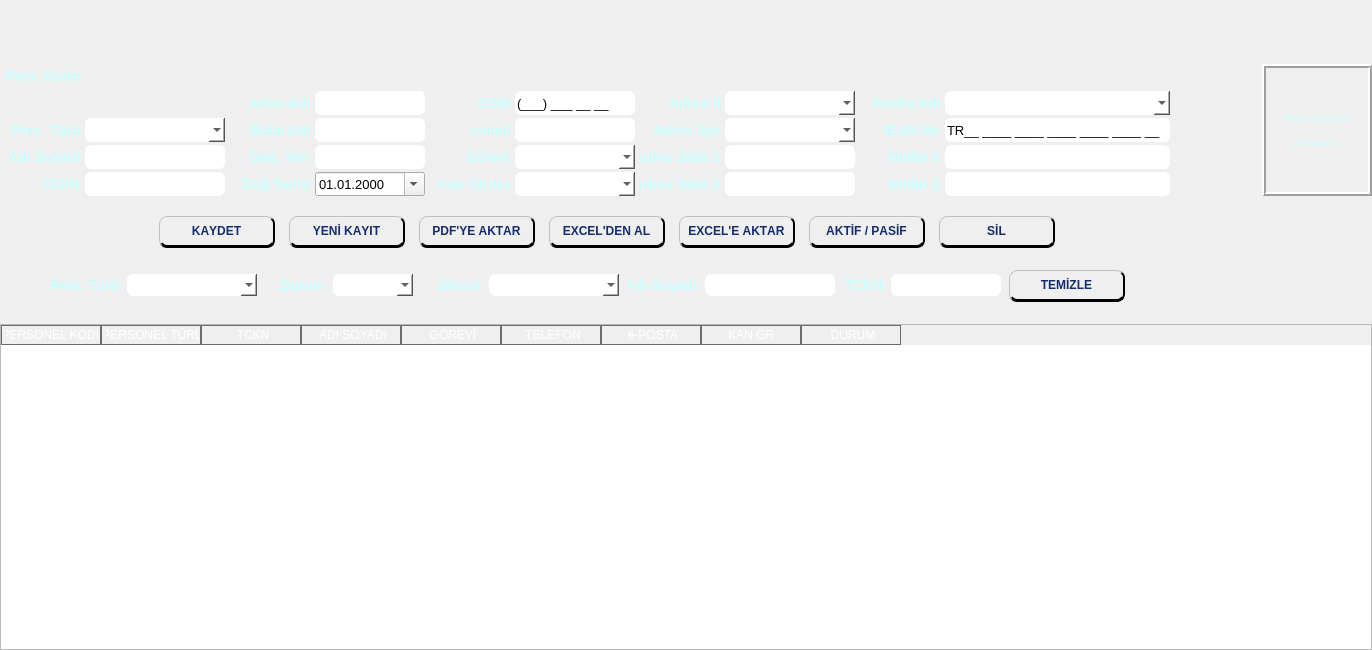
Qt form ui/ui_files/employees_window.ui (AyhanErcan70/SATTUP) before a commit.
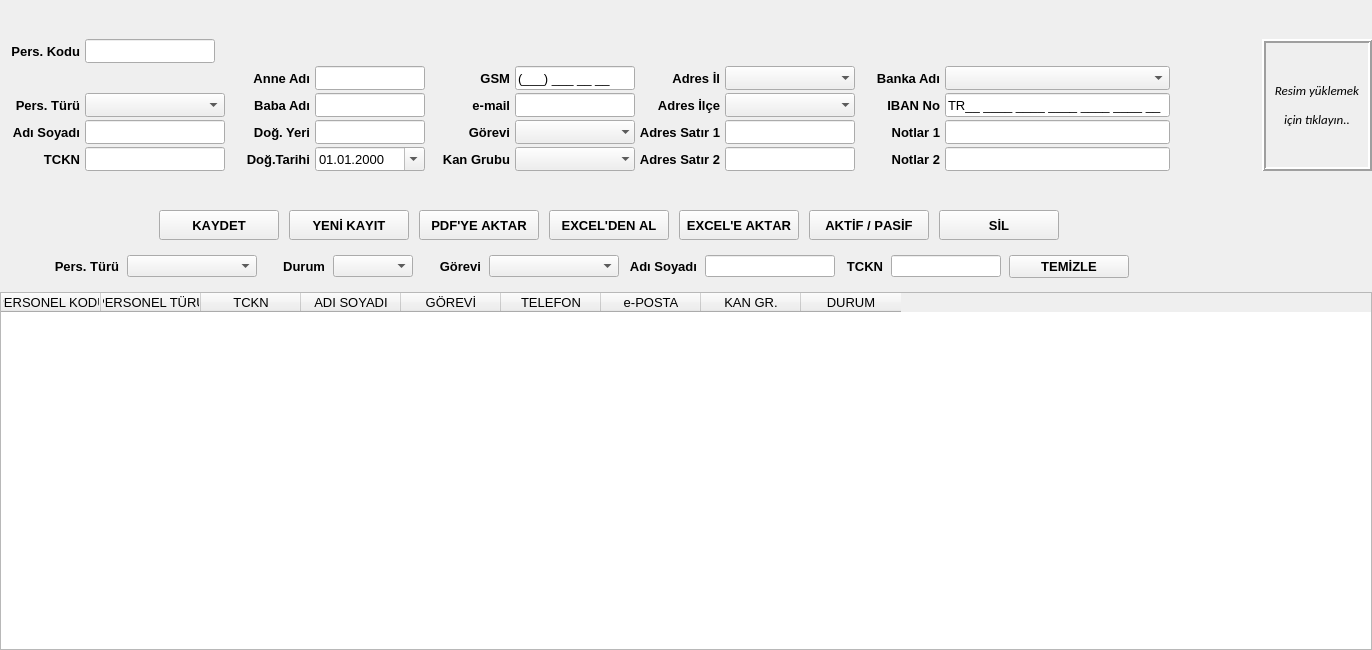
The same form after that commit. Icons and pictures are not drawn.

```diff
--- a/ui/ui_files/employees_window.ui
+++ b/ui/ui_files/employees_window.ui
@@ -19,117 +19,6 @@
   <property name="windowTitle">
    <string>Form</string>
   </property>
-  <property name="styleSheet">
-   <string notr="true">QWidget#main_form{border-image: url(:/resimler/a22.png);}
-
-QFrame#top_frame QLineEdit#txt_personel_kodu, QFrame#top_frame QLineEdit#txt_musteri_kodu, QFrame#top_frame QLineEdit#txt_arac_kodu, QFrame#top_frame QLineEdit#txt_sozlesme_kodu{
-	border: none;
-	background:none;
-	background-color:transparent;
-	font-family: &quot;&quot;Poppins&quot;&quot;;
-	font-weight: bold;
-	font-size: 12pt;
-	text-align: center;
-	color:#00ff7f;
-}
-QFrame QLineEdit, QFrame QComboBox, QFrame QateEdit {
-	background-color: #fff;
-	border-radius: 6px;
-} 
-QFrame QLineEdit:focus, QFrame QComboBox:focus, QFrame QateEdit:focus {
-	background-color: #ffff10;
-	border: 1px solid #da0000;
-	border-radius: 6px;
-} 
-
-QFrame#top_frame QLabel, QFrame#middle_n_frame QLabel, QFrame#middle_s_frame QLabel{color: rgb(202, 255, 255);font_family: &quot;Calibri&quot;;font-size: 14px;}
-QFrame#top_frame QLabel#lbl_photo{font-size: 10px;}
-
-QWidget#main_form QPushButton {
-	background-color: qlineargradient(x1:0, y1:0, x2:0, y2:1,
-                                      stop:0 #B0B0B0, stop: 0.5 #9D9D9D,
-                                      stop: 0.6 #8D8D8D, stop:1 #686868);
-    color: #162d6d;
-    font-family: 'Yu Gothic UI', sans-serif; 
-	font-weight: bold;   
-    font-size: 12px;
-    border-radius: 8px;
-	border-top: 1px solid #C0C0C0;
-    border-left: 1px solid #C0C0C0;
-    border-right: 2px solid #000; 
-    border-bottom: 3px solid #000; 
-	min-height: 28px;
-    margin-right: 4px; 
-    margin-bottom: 5px;    
-}
-QWidget#main_form QPushButton:hover {
-    color: #fff;
-   font-size:14px;
-    border-right: 4px solid #A9A9A9;
-    border-bottom: 5px solid #808080;
-}
-
-QWidget#main_form QPushButton:pressed {
-    color: #55ff00;
-    border-top: 2px solid #696969;
-    border-left: 2px solid #696969;
-    border-right: 1px solid #808080;   
-    border-bottom: 1px solid #808080;     
-    margin-top: 4px;  
-    margin-left: 0px; 
-    margin-bottom: 1px;
-    margin-right: 2px;    
-    padding-top: 10px;  
-}
-
-QFrame#top_frame QTableWidget{
-	color: #000;
-    background-color: #ffffff;
-    alternate-background-color: #cfd0d1;
-    gridline-color: #96999c;            
-    border: 1px solid #4e4e50;
-    border-radius: 4px;
-       
-    outline: 0;                        
-}
-QFrame#top_frame QHeaderView::section, QFrame#bottom_frame QHeaderView::section, QFrame#middle_n_frame QHeaderView::section, QFrame#middle_s_frame QHeaderView::section {
-    background-color: qlineargradient(x1:0, y1:0, x2:0, y2:1,
-                                      stop:0 #2246AA, stop: 0.5 #1A3580,
-                                      stop: 0.6 #162d6d, stop:1 #20409c);
-    color: white;
-    padding-left: 4px;
-    border: 1px solid #6c6c6c;
-}
-
-QFrame#top_frame QTableWidget::item, QFrame#bottom_frame QTableWidget::item, QFrame#middle_n_frame QTableWidget::item, QFrame#middle_s_frame QTableWidget::item {
-    padding: 2px 6px;
-    border-bottom: 1px solid #757779;
-}
-
-QFrame#top_frame QTableWidget::item:selected, QFrame#bottom_frame QTableWidget::item:selected, QFrame#middle_n_frame QTableWidget::item:selected, QFrame#middle_s_frame QTableWidget::item:selected {
-    background-color: #e1f5fe;
-    color: #162D6D;
-    border-left: 3px solid #01c4ff;  
-}
-
-QFrame#top_frame QTableWidget QTableCornerButton::section, QFrame#bottom_frame QTableWidget QTableCornerButton::section, QFrame#middle_n_frame QTableWidget QTableCornerButton::section, QFrame#middle_s_frame QTableWidget QTableCornerButton::section {
-    background-color: #162D6D;
-    border: none;
-}
-/*QWidget#main_form QComboBox::down-arrow {
-	image: url(:/simgeler/down-arrow2.png);}
-
-QWidget#main_form QComboBox::down-arrow:on { 
-    top: 1px;
-    left: 1px;
-}*/
-
-
-
-
-
-</string>
-  </property>
   <layout class="QGridLayout" name="gridLayout_6">
    <property name="leftMargin">
     <number>0</number>
@@ -143,13 +32,10 @@
    <property name="bottomMargin">
     <number>0</number>
    </property>
-   <property name="horizontalSpacing">
+   <property name="spacing">
     <number>0</number>
    </property>
-   <property name="verticalSpacing">
-    <number>6</number>
-   </property>
-   <item row="0" column="0">
+   <item row="0" column="0" alignment="Qt::AlignmentFlag::AlignTop">
     <widget class="QFrame" name="top_frame">
      <property name="sizePolicy">
       <sizepolicy hsizetype="Preferred" vsizetype="Fixed">
@@ -172,6 +58,7 @@
      <property name="font">
       <font>
        <family>Yu Gothic UI</family>
+       <pointsize>10</pointsize>
       </font>
      </property>
      <property name="frameShape">
@@ -246,7 +133,7 @@
           <property name="font">
            <font>
             <family>Yu Gothic UI</family>
-            <pointsize>-1</pointsize>
+            <pointsize>10</pointsize>
             <italic>false</italic>
             <bold>true</bold>
            </font>
@@ -282,15 +169,11 @@
           <property name="font">
            <font>
             <family>Calibri</family>
-            <pointsize>-1</pointsize>
+            <pointsize>10</pointsize>
             <italic>true</italic>
             <bold>false</bold>
            </font>
           </property>
-          <property name="styleSheet">
-           <string notr="true">
-image: url(:/resim/Photo.png);</string>
-          </property>
           <property name="frameShape">
            <enum>QFrame::Shape::Box</enum>
           </property>
@@ -439,9 +322,6 @@
             <kerning>true</kerning>
            </font>
           </property>
-          <property name="styleSheet">
-           <string notr="true"/>
-          </property>
           <property name="placeholderText">
            <string/>
           </property>
@@ -470,7 +350,7 @@
           <property name="font">
            <font>
             <family>Yu Gothic UI</family>
-            <pointsize>-1</pointsize>
+            <pointsize>10</pointsize>
             <italic>false</italic>
             <bold>true</bold>
             <kerning>true</kerning>
@@ -507,7 +387,7 @@
           <property name="font">
            <font>
             <family>Yu Gothic UI</family>
-            <pointsize>-1</pointsize>
+            <pointsize>10</pointsize>
             <italic>false</italic>
             <bold>true</bold>
             <kerning>true</kerning>
@@ -544,15 +424,12 @@
           <property name="font">
            <font>
             <family>Yu Gothic UI</family>
-            <pointsize>-1</pointsize>
+            <pointsize>10</pointsize>
             <italic>false</italic>
             <bold>true</bold>
             <kerning>true</kerning>
            </font>
           </property>
-          <property name="styleSheet">
-           <string notr="true"/>
-          </property>
           <property name="text">
            <string>IBAN No</string>
           </property>
@@ -584,7 +461,7 @@
           <property name="font">
            <font>
             <family>Yu Gothic UI</family>
-            <pointsize>-1</pointsize>
+            <pointsize>10</pointsize>
             <italic>false</italic>
             <bold>true</bold>
             <kerning>true</kerning>
@@ -726,9 +603,6 @@
             <kerning>true</kerning>
            </font>
           </property>
-          <property name="styleSheet">
-           <string notr="true">image: url(:/simgeler/down-arrow2.png);</string>
-          </property>
           <property name="iconSize">
            <size>
             <width>8</width>
@@ -766,7 +640,7 @@
           <property name="font">
            <font>
             <family>Yu Gothic UI</family>
-            <pointsize>-1</pointsize>
+            <pointsize>10</pointsize>
             <italic>false</italic>
             <bold>true</bold>
             <kerning>true</kerning>
@@ -803,7 +677,7 @@
           <property name="font">
            <font>
             <family>Yu Gothic UI</family>
-            <pointsize>-1</pointsize>
+            <pointsize>10</pointsize>
             <italic>false</italic>
             <bold>true</bold>
             <kerning>true</kerning>
@@ -840,7 +714,7 @@
           <property name="font">
            <font>
             <family>Yu Gothic UI</family>
-            <pointsize>-1</pointsize>
+            <pointsize>10</pointsize>
             <italic>false</italic>
             <bold>true</bold>
             <kerning>true</kerning>
@@ -877,7 +751,7 @@
           <property name="font">
            <font>
             <family>Yu Gothic UI</family>
-            <pointsize>-1</pointsize>
+            <pointsize>10</pointsize>
             <italic>false</italic>
             <bold>true</bold>
             <kerning>true</kerning>
@@ -1056,7 +930,7 @@
           <property name="font">
            <font>
             <family>Yu Gothic UI</family>
-            <pointsize>-1</pointsize>
+            <pointsize>10</pointsize>
             <italic>false</italic>
             <bold>true</bold>
             <kerning>true</kerning>
@@ -1093,7 +967,7 @@
           <property name="font">
            <font>
             <family>Yu Gothic UI</family>
-            <pointsize>-1</pointsize>
+            <pointsize>10</pointsize>
             <italic>false</italic>
             <bold>true</bold>
             <kerning>true</kerning>
@@ -1130,7 +1004,7 @@
           <property name="font">
            <font>
             <family>Yu Gothic UI</family>
-            <pointsize>-1</pointsize>
+            <pointsize>10</pointsize>
             <italic>false</italic>
             <bold>true</bold>
             <kerning>true</kerning>
@@ -1167,7 +1041,7 @@
           <property name="font">
            <font>
             <family>Yu Gothic UI</family>
-            <pointsize>-1</pointsize>
+            <pointsize>10</pointsize>
             <italic>false</italic>
             <bold>true</bold>
             <kerning>true</kerning>
@@ -1340,15 +1214,12 @@
           <property name="font">
            <font>
             <family>Yu Gothic UI</family>
-            <pointsize>-1</pointsize>
+            <pointsize>10</pointsize>
             <italic>false</italic>
             <bold>true</bold>
             <kerning>true</kerning>
            </font>
           </property>
-          <property name="styleSheet">
-           <string notr="true">QLabel {background-color: transparent;}</string>
-          </property>
           <property name="text">
            <string>Doğ.Tarihi</string>
           </property>
@@ -1380,7 +1251,7 @@
           <property name="font">
            <font>
             <family>Yu Gothic UI</family>
-            <pointsize>-1</pointsize>
+            <pointsize>10</pointsize>
             <italic>false</italic>
             <bold>true</bold>
             <kerning>true</kerning>
@@ -1417,7 +1288,7 @@
           <property name="font">
            <font>
             <family>Yu Gothic UI</family>
-            <pointsize>-1</pointsize>
+            <pointsize>10</pointsize>
             <italic>false</italic>
             <bold>true</bold>
            </font>
@@ -1453,7 +1324,7 @@
           <property name="font">
            <font>
             <family>Yu Gothic UI</family>
-            <pointsize>-1</pointsize>
+            <pointsize>10</pointsize>
             <italic>false</italic>
             <bold>true</bold>
            </font>
@@ -1582,7 +1453,7 @@
           <property name="font">
            <font>
             <family>Yu Gothic UI</family>
-            <pointsize>-1</pointsize>
+            <pointsize>10</pointsize>
             <italic>false</italic>
             <bold>true</bold>
            </font>
@@ -1618,7 +1489,7 @@
           <property name="font">
            <font>
             <family>Yu Gothic UI</family>
-            <pointsize>-1</pointsize>
+            <pointsize>10</pointsize>
             <italic>false</italic>
             <bold>true</bold>
            </font>
@@ -1654,7 +1525,7 @@
           <property name="font">
            <font>
             <family>Yu Gothic UI</family>
-            <pointsize>-1</pointsize>
+            <pointsize>10</pointsize>
             <italic>false</italic>
             <bold>true</bold>
            </font>
@@ -1698,9 +1569,6 @@
           <property name="focusPolicy">
            <enum>Qt::FocusPolicy::NoFocus</enum>
           </property>
-          <property name="styleSheet">
-           <string notr="true"/>
-          </property>
           <property name="alignment">
            <set>Qt::AlignmentFlag::AlignCenter</set>
           </property>
@@ -1714,7 +1582,7 @@
      </layout>
     </widget>
    </item>
-   <item row="1" column="0">
+   <item row="1" column="0" alignment="Qt::AlignmentFlag::AlignTop">
     <widget class="QFrame" name="middle_n_frame">
      <property name="sizePolicy">
       <sizepolicy hsizetype="Preferred" vsizetype="Fixed">
@@ -1763,7 +1631,7 @@
           <property name="minimumSize">
            <size>
             <width>120</width>
-            <height>37</height>
+            <height>0</height>
            </size>
           </property>
           <property name="maximumSize">
@@ -1775,14 +1643,11 @@
           <property name="font">
            <font>
             <family>Yu Gothic UI</family>
-            <pointsize>-1</pointsize>
+            <pointsize>10</pointsize>
             <bold>true</bold>
             <kerning>false</kerning>
            </font>
           </property>
-          <property name="styleSheet">
-           <string notr="true"/>
-          </property>
           <property name="text">
            <string>KAYDET</string>
           </property>
@@ -1799,7 +1664,7 @@
           <property name="minimumSize">
            <size>
             <width>120</width>
-            <height>37</height>
+            <height>0</height>
            </size>
           </property>
           <property name="maximumSize">
@@ -1811,7 +1676,7 @@
           <property name="font">
            <font>
             <family>Yu Gothic UI</family>
-            <pointsize>-1</pointsize>
+            <pointsize>10</pointsize>
             <bold>true</bold>
             <kerning>false</kerning>
            </font>
@@ -1832,7 +1697,7 @@
           <property name="minimumSize">
            <size>
             <width>120</width>
-            <height>37</height>
+            <height>0</height>
            </size>
           </property>
           <property name="maximumSize">
@@ -1844,7 +1709,7 @@
           <property name="font">
            <font>
             <family>Yu Gothic UI</family>
-            <pointsize>-1</pointsize>
+            <pointsize>10</pointsize>
             <bold>true</bold>
             <kerning>false</kerning>
            </font>
@@ -1865,7 +1730,7 @@
           <property name="minimumSize">
            <size>
             <width>120</width>
-            <height>37</height>
+            <height>0</height>
            </size>
           </property>
           <property name="maximumSize">
@@ -1877,7 +1742,7 @@
           <property name="font">
            <font>
             <family>Yu Gothic UI</family>
-            <pointsize>-1</pointsize>
+            <pointsize>10</pointsize>
             <bold>true</bold>
             <kerning>false</kerning>
            </font>
@@ -1898,7 +1763,7 @@
           <property name="minimumSize">
            <size>
             <width>120</width>
-            <height>37</height>
+            <height>0</height>
            </size>
           </property>
           <property name="maximumSize">
@@ -1910,7 +1775,7 @@
           <property name="font">
            <font>
             <family>Yu Gothic UI</family>
-            <pointsize>-1</pointsize>
+            <pointsize>10</pointsize>
             <bold>true</bold>
             <kerning>false</kerning>
            </font>
@@ -1931,7 +1796,7 @@
           <property name="minimumSize">
            <size>
             <width>120</width>
-            <height>37</height>
+            <height>0</height>
            </size>
           </property>
           <property name="maximumSize">
@@ -1943,7 +1808,7 @@
           <property name="font">
            <font>
             <family>Yu Gothic UI</family>
-            <pointsize>-1</pointsize>
+            <pointsize>10</pointsize>
             <bold>true</bold>
             <kerning>false</kerning>
            </font>
@@ -1967,7 +1832,7 @@
           <property name="minimumSize">
            <size>
             <width>120</width>
-            <height>37</height>
+            <height>0</height>
            </size>
           </property>
           <property name="maximumSize">
@@ -1979,7 +1844,7 @@
           <property name="font">
            <font>
             <family>Yu Gothic UI</family>
-            <pointsize>-1</pointsize>
+            <pointsize>10</pointsize>
             <bold>true</bold>
             <kerning>false</kerning>
            </font>
@@ -2026,7 +1891,7 @@
      </layout>
     </widget>
    </item>
-   <item row="2" column="0">
+   <item row="2" column="0" alignment="Qt::AlignmentFlag::AlignTop">
     <widget class="QFrame" name="middle_s_frame">
      <property name="sizePolicy">
       <sizepolicy hsizetype="Expanding" vsizetype="Preferred">
@@ -2090,7 +1955,7 @@
           <property name="font">
            <font>
             <family>Yu Gothic UI</family>
-            <pointsize>-1</pointsize>
+            <pointsize>10</pointsize>
             <italic>false</italic>
             <bold>true</bold>
            </font>
@@ -2132,7 +1997,7 @@
           <property name="font">
            <font>
             <family>Yu Gothic UI</family>
-            <pointsize>-1</pointsize>
+            <pointsize>10</pointsize>
             <italic>false</italic>
             <bold>true</bold>
            </font>
@@ -2201,14 +2066,11 @@
           <property name="font">
            <font>
             <family>Yu Gothic UI</family>
-            <pointsize>-1</pointsize>
+            <pointsize>10</pointsize>
             <italic>false</italic>
             <bold>true</bold>
            </font>
           </property>
-          <property name="styleSheet">
-           <string notr="true"/>
-          </property>
           <property name="text">
            <string>TCKN</string>
           </property>
@@ -2285,7 +2147,7 @@
           <property name="font">
            <font>
             <family>Yu Gothic UI</family>
-            <pointsize>-1</pointsize>
+            <pointsize>10</pointsize>
             <italic>false</italic>
             <bold>true</bold>
            </font>
@@ -2321,7 +2183,7 @@
           <property name="font">
            <font>
             <family>Yu Gothic UI</family>
-            <pointsize>-1</pointsize>
+            <pointsize>10</pointsize>
             <italic>false</italic>
             <bold>true</bold>
            </font>
@@ -2375,7 +2237,7 @@
           <property name="minimumSize">
            <size>
             <width>120</width>
-            <height>37</height>
+            <height>0</height>
            </size>
           </property>
           <property name="maximumSize">
@@ -2387,7 +2249,7 @@
           <property name="font">
            <font>
             <family>Yu Gothic UI</family>
-            <pointsize>-1</pointsize>
+            <pointsize>10</pointsize>
             <bold>true</bold>
             <kerning>false</kerning>
            </font>
@@ -2556,9 +2418,6 @@
         <property name="toolTipDuration">
          <number>0</number>
         </property>
-        <property name="styleSheet">
-         <string notr="true"/>
-        </property>
         <property name="frameShape">
          <enum>QFrame::Shape::StyledPanel</enum>
         </property>
@@ -2574,6 +2433,12 @@
         <property name="selectionBehavior">
          <enum>QAbstractItemView::SelectionBehavior::SelectRows</enum>
         </property>
+        <attribute name="verticalHeaderMinimumSectionSize">
+         <number>20</number>
+        </attribute>
+        <attribute name="verticalHeaderDefaultSectionSize">
+         <number>20</number>
+        </attribute>
         <column>
          <property name="text">
           <string>PERSONEL KODU</string>
```
